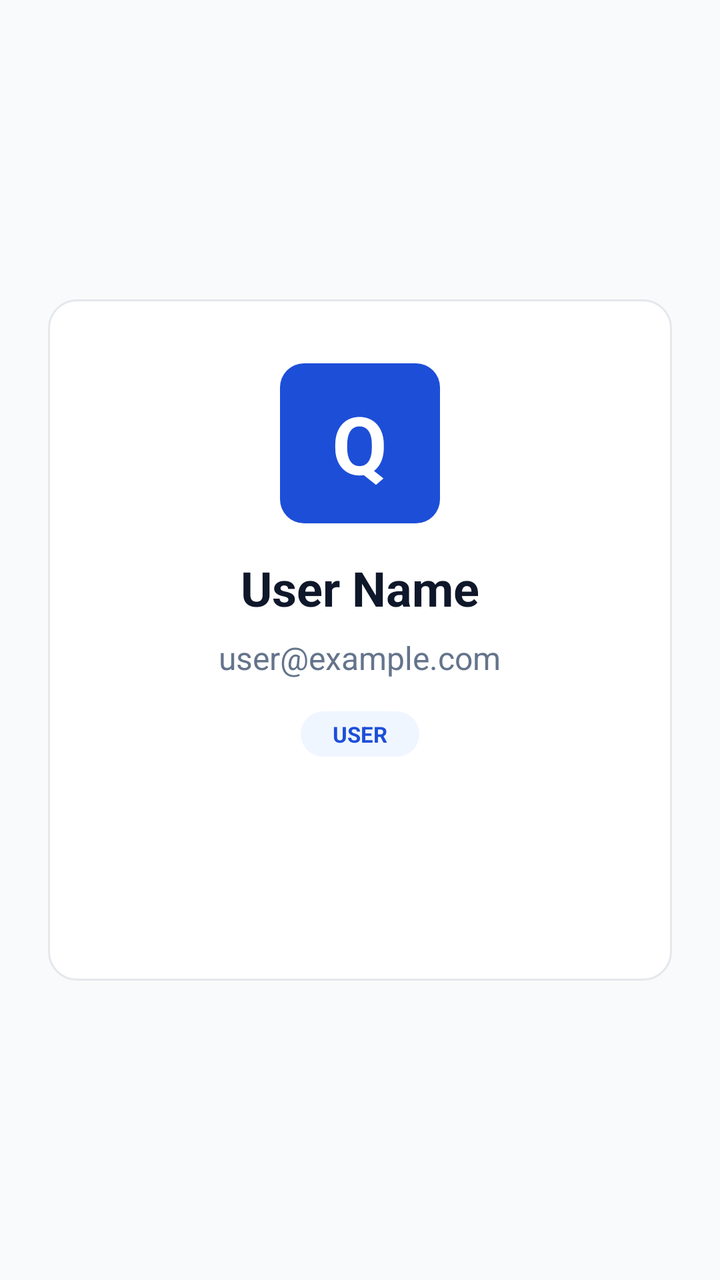
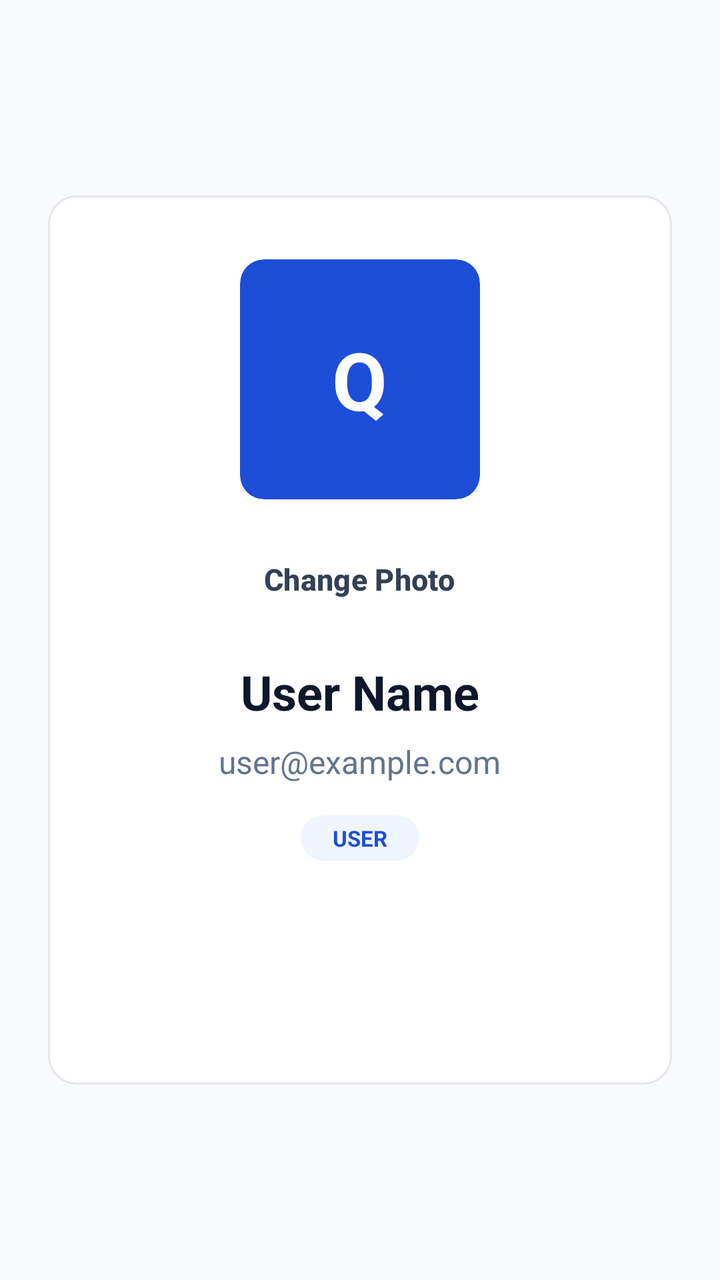

Compare the two renders of this Android layout. The source of the first and the diff that turns it into the second are given below.
<!-- AndroidManifest.xml: application theme Theme.QueueEase -->
<!-- res/layout/fragment_profile.xml -->
<?xml version="1.0" encoding="utf-8"?>
<androidx.constraintlayout.widget.ConstraintLayout xmlns:android="http://schemas.android.com/apk/res/android"
    xmlns:app="http://schemas.android.com/apk/res-auto"
    android:layout_width="match_parent"
    android:layout_height="match_parent"
    android:background="@color/gray_50"
    android:padding="24dp">

    <LinearLayout
        android:layout_width="match_parent"
        android:layout_height="wrap_content"
        android:background="@drawable/bg_card"
        android:orientation="vertical"
        android:padding="32dp"
        android:gravity="center"
        app:layout_constraintTop_toTopOf="parent"
        app:layout_constraintBottom_toBottomOf="parent">

        <FrameLayout
            android:layout_width="80dp"
            android:layout_height="80dp"
            android:background="@drawable/bg_button_primary"
            android:layout_marginBottom="16dp">
            <TextView
                android:layout_width="wrap_content"
                android:layout_height="wrap_content"
                android:layout_gravity="center"
                android:text="Q"
                android:textColor="@color/white"
                android:textSize="40sp"
                android:textStyle="bold" />
        </FrameLayout>

        <TextView
            android:id="@+id/tvName"
            android:layout_width="wrap_content"
            android:layout_height="wrap_content"
            android:text="User Name"
            android:textColor="@color/gray_900"
            android:textSize="24sp"
            android:textStyle="bold"
            android:layout_marginBottom="8dp" />

        <TextView
            android:id="@+id/tvEmail"
            android:layout_width="wrap_content"
            android:layout_height="wrap_content"
            android:text="user@example.com"
            android:textColor="@color/gray_500"
            android:textSize="16sp"
            android:layout_marginBottom="16dp" />

        <TextView
            android:id="@+id/tvRole"
            style="@style/QueueEase.Pill"
            android:layout_width="wrap_content"
            android:layout_height="wrap_content"
            android:background="@drawable/bg_pill_category"
            android:text="USER"
            android:textColor="@color/blue_600"
            android:layout_marginBottom="32dp" />

        <Button
            android:id="@+id/btnLogout"
            style="@style/QueueEase.Button.Danger"
            android:layout_width="match_parent"
            android:layout_height="wrap_content"
            android:text="@string/logout" />

    </LinearLayout>

</androidx.constraintlayout.widget.ConstraintLayout>
<!-- resources referenced by this layout -->
<resources>
  <color name="blue_600">#1D4ED8</color>
  <color name="gray_50">#F8FAFC</color>
  <color name="gray_500">#64748B</color>
  <color name="gray_900">#0F172A</color>
  <color name="white">#FFFFFFFF</color>
  <!-- drawable bg_button_primary (drawable) -->
  <?xml version="1.0" encoding="utf-8"?>
  <ripple xmlns:android="http://schemas.android.com/apk/res/android"
      android:color="#1E40AF">
      <item>
          <shape android:shape="rectangle">
              <solid android:color="#1D4ED8" />
              <corners android:radius="12dp" />
          </shape>
      </item>
  </ripple>
  <!-- drawable bg_card (drawable) -->
  <?xml version="1.0" encoding="utf-8"?>
  <shape xmlns:android="http://schemas.android.com/apk/res/android"
      android:shape="rectangle">
      <solid android:color="#FFFFFF" />
      <corners android:radius="14dp" />
      <stroke android:width="1dp" android:color="#E5E7EB" />
  </shape>
  <!-- drawable bg_pill_category (drawable) -->
  <?xml version="1.0" encoding="utf-8"?>
  <shape xmlns:android="http://schemas.android.com/apk/res/android"
      android:shape="rectangle">
      <solid android:color="#EFF6FF" />
      <corners android:radius="999dp" />
  </shape>
  <string name="logout">Logout</string>
  <style name="QueueEase.Button.Danger" parent="QueueEase.Button">
          <item name="backgroundTint">@color/red_600</item>
          <item name="android:textColor">@color/white</item>
      </style>
  <style name="QueueEase.Pill">
          <item name="android:paddingHorizontal">@dimen/spacing_md</item>
          <item name="android:paddingVertical">@dimen/spacing_xs</item>
          <item name="android:textSize">@dimen/text_xs</item>
          <item name="android:textStyle">bold</item>
          <item name="android:gravity">center</item>
      </style>
  <style name="Theme.QueueEase" parent="Base.Theme.QueueEase" />
  <color name="red_600">#B91C1C</color>
  <dimen name="spacing_md">16dp</dimen>
  <dimen name="spacing_xs">4dp</dimen>
  <dimen name="text_xs">11sp</dimen>
  <dimen name="button_height">48dp</dimen>
  <dimen name="text_base">15sp</dimen>
  <dimen name="radius_md">12dp</dimen>
  <color name="blue_100">#DBEAFE</color>
  <color name="blue_700">#1E40AF</color>
  <color name="green_600">#047857</color>
  <color name="green_50">#ECFDF5</color>
  <color name="purple_500">#7C3AED</color>
  <color name="red_500">#DC2626</color>
  <color name="red_50">#FEF2F2</color>
  <color name="gray_800">#1E293B</color>
  <color name="gray_600">#475569</color>
  <color name="gray_300">#CBD5E1</color>
  <color name="border_subtle">#E5E7EB</color>
  <style name="QueueEase.ShapeSmall" parent="ShapeAppearance.Material3.SmallComponent">
          <item name="cornerSize">8dp</item>
      </style>
  <style name="QueueEase.ShapeMedium" parent="ShapeAppearance.Material3.MediumComponent">
          <item name="cornerSize">12dp</item>
      </style>
  <style name="QueueEase.ShapeLarge" parent="ShapeAppearance.Material3.LargeComponent">
          <item name="cornerSize">16dp</item>
      </style>
  <!-- unchanged entries left out for length: 2 -->
</resources>

<!-- the commit's change to res/layout/fragment_profile.xml (unified diff, before → after) -->
@@ -17,11 +17,20 @@
         app:layout_constraintBottom_toBottomOf="parent">
 
         <FrameLayout
-            android:layout_width="80dp"
-            android:layout_height="80dp"
-            android:background="@drawable/bg_button_primary"
+            android:layout_width="120dp"
+            android:layout_height="120dp"
             android:layout_marginBottom="16dp">
+
+            <ImageView
+                android:id="@+id/ivAvatar"
+                android:layout_width="match_parent"
+                android:layout_height="match_parent"
+                android:background="@drawable/bg_button_primary"
+                android:scaleType="centerCrop"
+                android:clipToOutline="true" />
+                
             <TextView
+                android:id="@+id/tvAvatarInitials"
                 android:layout_width="wrap_content"
                 android:layout_height="wrap_content"
                 android:layout_gravity="center"
@@ -29,7 +38,16 @@
                 android:textColor="@color/white"
                 android:textSize="40sp"
                 android:textStyle="bold" />
+                
         </FrameLayout>
+
+        <Button
+            android:id="@+id/btnChangePhoto"
+            style="@style/QueueEase.Button.Outline"
+            android:layout_width="wrap_content"
+            android:layout_height="wrap_content"
+            android:layout_marginBottom="16dp"
+            android:text="Change Photo" />
 
         <TextView
             android:id="@+id/tvName"
@@ -61,6 +79,15 @@
             android:layout_marginBottom="32dp" />
 
         <Button
+            android:id="@+id/btnSave"
+            style="@style/QueueEase.Button.Primary"
+            android:layout_width="match_parent"
+            android:layout_height="wrap_content"
+            android:layout_marginBottom="16dp"
+            android:text="Save Profile"
+            android:visibility="gone" />
+
+        <Button
             android:id="@+id/btnLogout"
             style="@style/QueueEase.Button.Danger"
             android:layout_width="match_parent"
<!-- resource entries referenced after the edit -->
@@ -36,6 +36,19 @@
           <item name="backgroundTint">@color/red_600</item>
           <item name="android:textColor">@color/white</item>
       </style>
+  <style name="QueueEase.Button.Outline" parent="Widget.Material3.Button.OutlinedButton">
+          <item name="android:layout_height">@dimen/button_height</item>
+          <item name="android:textAllCaps">false</item>
+          <item name="android:textSize">@dimen/text_base</item>
+          <item name="android:textStyle">bold</item>
+          <item name="cornerRadius">@dimen/radius_md</item>
+          <item name="strokeColor">@color/gray_300</item>
+          <item name="android:textColor">@color/gray_700</item>
+      </style>
+  <style name="QueueEase.Button.Primary" parent="QueueEase.Button">
+          <item name="backgroundTint">@color/blue_600</item>
+          <item name="android:textColor">@color/white</item>
+      </style>
   <style name="QueueEase.Pill">
           <item name="android:paddingHorizontal">@dimen/spacing_md</item>
           <item name="android:paddingVertical">@dimen/spacing_xs</item>
@@ -61,6 +74,7 @@
   <color name="gray_800">#1E293B</color>
   <color name="gray_600">#475569</color>
   <color name="gray_300">#CBD5E1</color>
+  <color name="gray_700">#334155</color>
   <color name="border_subtle">#E5E7EB</color>
   <style name="QueueEase.ShapeSmall" parent="ShapeAppearance.Material3.SmallComponent">
           <item name="cornerSize">8dp</item>
